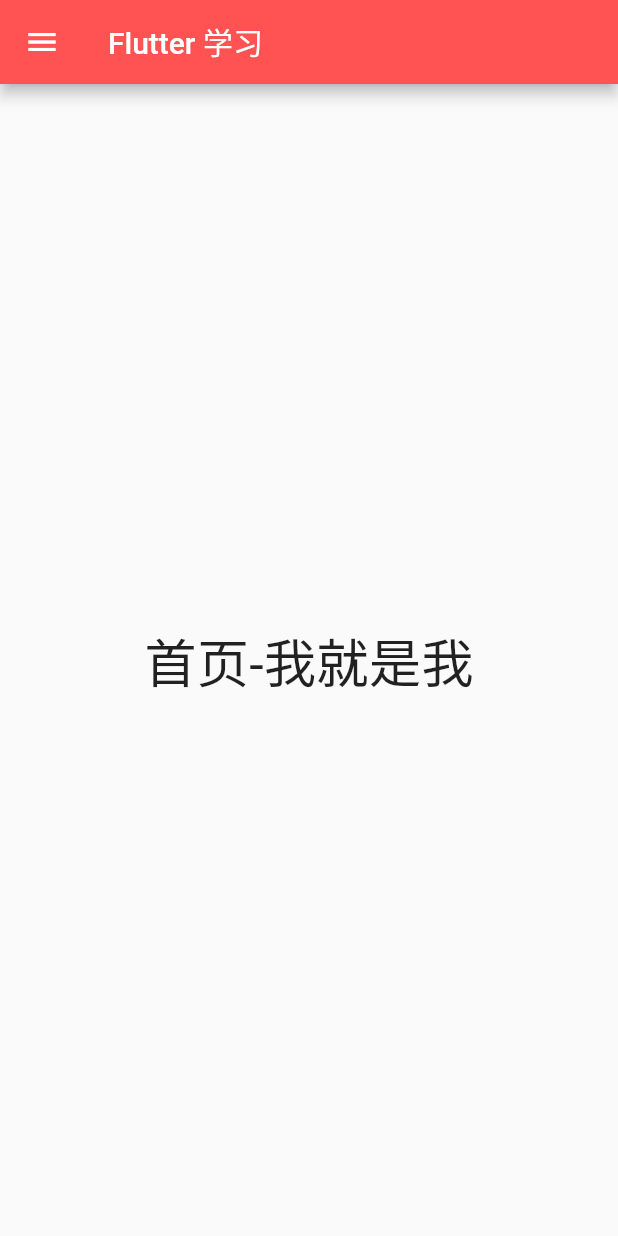
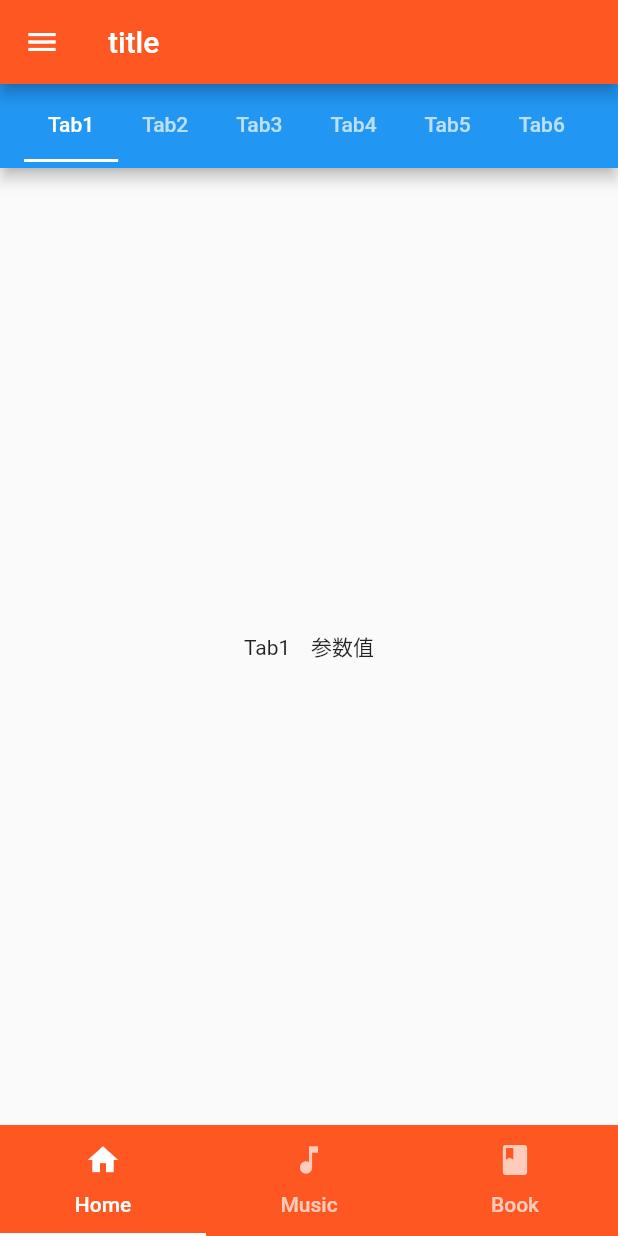
Before and after one commit to jokerding/flutter_app, a Flutter app: the screen it shows after launch, on a phone screen of 412 x 824 dp. Run offline on Flutter 3.47's test engine with Material 2 defaults, Android fonts, the phone set to English and light mode, and no system bars.

Commit message:
tabar students

```diff
--- a/flutter_app/lib/pages/home_page.dart
+++ b/flutter_app/lib/pages/home_page.dart
@@ -1,10 +1,131 @@
 import 'package:flutter/material.dart';
 import './other_page.dart';
+import 'tabPage/tab_page_1.dart';
+import 'tabPage/tab_page_2.dart';
+import 'tabPage/tab_page_3.dart';
 
 class HomePage extends StatefulWidget{
   @override
   _HomePageState createState() => new _HomePageState();
 }
+
+class _HomePageState extends State<HomePage> with SingleTickerProviderStateMixin{
+  final List<Tab> _bottomTabs = <Tab>[
+    new Tab(text: 'Home',icon: new Icon(Icons.home),),
+    new Tab(text: 'Music',icon: new Icon(Icons.music_note),),
+    new Tab(text: 'Book',icon: new Icon(Icons.book),),
+  ];
+
+  TabController _bottomNavigation;
+
+  @override
+  void initState(){
+    super.initState();
+    _bottomNavigation = new TabController(length: _bottomTabs.length, vsync: this);
+  }
+
+  @override
+  Widget build(BuildContext context) {
+    // TODO: implement build
+    return new Scaffold(
+      appBar: new AppBar(
+        backgroundColor: Colors.deepOrange,
+        title: new Text('title'),
+      ),
+      drawer: new Drawer(
+        child: new ListView(
+          children: <Widget>[
+            new UserAccountsDrawerHeader(
+              accountName: new Text("小丁丁"), // 用户昵称
+              accountEmail: new Text("37477035@qq.com"),// 用户邮箱
+              currentAccountPicture: new GestureDetector( // 用户头像  可以更换
+                onTap: () => print('这个是我的头像啊'),
+                child: new CircleAvatar( // 圆形图标控件
+                  backgroundImage: new NetworkImage('http://imgsrc.baidu.com/image/c0%3Dshijue1%2C0%2C0%2C294%2C40/sign=b9dece7e3ea85edfee81f660213d6356/8cb1cb1349540923d8bbc4509858d109b2de49c9.jpg'),
+                ),
+              ),
+              otherAccountsPictures: <Widget>[
+                new GestureDetector(
+                  onTap: () => print('这个是粉丝1的图像'),
+                  child: new CircleAvatar(
+                    backgroundImage: new NetworkImage('http://imgsrc.baidu.com/imgad/pic/item/4b90f603738da977b409c334ba51f8198618e38f.jpg') ,
+                  ),
+                ),
+                new GestureDetector(
+                  onTap: () => print('这个是粉丝2的图像'),
+                  child: new CircleAvatar(
+                    backgroundImage: new NetworkImage('http://imgsrc.baidu.com/imgad/pic/item/dc54564e9258d1095f5433b5db58ccbf6c814d06.jpg') ,
+                  ),
+                ),
+              ],
+              decoration: new BoxDecoration(//用一个BoxDecoration装饰器提供背景图
+                image: new DecorationImage(fit:BoxFit.fill,
+                    image: new ExactAssetImage('images/lake.jpg')
+                ),
+              ),
+            ),
+            new ListTile(
+              title: new Text('第一页'),
+              trailing: new Icon(Icons.arrow_upward),
+              onTap: (){
+                Navigator.of(context).pop();
+                Navigator.of(context).push(new MaterialPageRoute(builder: (BuildContext context) => new OtherPage('第一页')));
+              },
+            ),
+            new ListTile(
+              title: new Text('第二页'),
+              trailing: new Icon(Icons.arrow_right),
+              onTap: (){
+                Navigator.of(context).pop();
+                Navigator.of(context).push(new MaterialPageRoute(builder: (BuildContext context) => new OtherPage('第二页')));
+              },
+            ),
+            new ListTile(
+              title: new Text('第三页'),
+              trailing: new Icon(Icons.arrow_upward),
+              onTap: (){
+                Navigator.of(context).pop();
+                Navigator.of(context).pushNamed('/a');
+              },
+            ),
+            new Divider(),
+            new ListTile(
+              title: new Text('关闭'),
+              trailing: new Icon(Icons.cancel),
+              onTap: () => Navigator.of(context).pop(),
+            ),
+
+          ],
+
+        ),
+      ),
+      body: new TabBarView(
+        controller: _bottomNavigation,
+        children: <Widget>[
+          new TabPage1(data: '参数值',),
+          new TabPage2(),
+          new TabPage3(),
+        ],
+      ),
+      bottomNavigationBar: new Material(
+        color: Colors.deepOrange,
+        child: new TabBar(
+            controller: _bottomNavigation,
+            tabs:_bottomTabs,
+            indicatorColor: Colors.white,
+        ),
+      ),
+    );
+  }
+}
+
+
+
+
+
+
+/*
+*  侧边栏教程
 
 class _HomePageState extends State<HomePage>{
   @override
@@ -85,3 +206,5 @@ class _HomePageState extends State<HomePage>{
     );
   }
 }
+
+*/
--- /dev/null
+++ b/flutter_app/lib/pages/tabPage/tab_page_1.dart
@@ -0,0 +1,62 @@
+import 'package:flutter/material.dart';
+
+class TabPage1 extends StatefulWidget{
+  const TabPage1({Key key,this.data}) :super(key:key);
+  final String data;
+  @override
+  _MyTabbedPageState createState() => _MyTabbedPageState();
+}
+
+class _MyTabbedPageState extends State<TabPage1> with SingleTickerProviderStateMixin{
+  final List<Tab> myTabs = <Tab>[
+    new Tab(text: 'Tab1'),
+    new Tab(text: 'Tab2'),
+    new Tab(text: 'Tab3'),
+    new Tab(text: 'Tab4'),
+    new Tab(text: 'Tab5'),
+    new Tab(text: 'Tab6'),
+    new Tab(text: 'Tab7'),
+    new Tab(text: 'Tab8'),
+    new Tab(text: 'Tab9'),
+    new Tab(text: 'Tab10'),
+    new Tab(text: 'Tab11'),
+  ];
+
+  TabController _tabController;
+
+  @override
+  void initState() {
+    // TODO: implement initState
+    super.initState();
+    _tabController = new TabController(length: myTabs.length, vsync: this);
+  }
+
+  @override
+  void dispose() {
+    // TODO: implement dispose
+    _tabController.dispose();
+    super.dispose();
+  }
+
+  @override
+  Widget build(BuildContext context) {
+    // TODO: implement build
+    return new Scaffold(
+      appBar: new AppBar(
+        title: new TabBar(
+          controller: _tabController,
+          tabs: myTabs,
+          indicatorColor: Colors.white,
+          isScrollable: true,
+        ),
+      ),
+      body: new TabBarView(
+        controller: _tabController,
+        // ignore: argument_type_not_assignable
+        children: myTabs.map((Tab tab){
+          return new Center(child: new Text(tab.text + '    ' + widget.data));
+         }).toList(),
+      ),
+    );
+  }
+}
```
Also changed, not shown: flutter_app/lib/pages/tabPage/tab_page_2.dart (added, +31 -0 lines), flutter_app/lib/pages/tabPage/tab_page_3.dart (added, +28 -0 lines).
